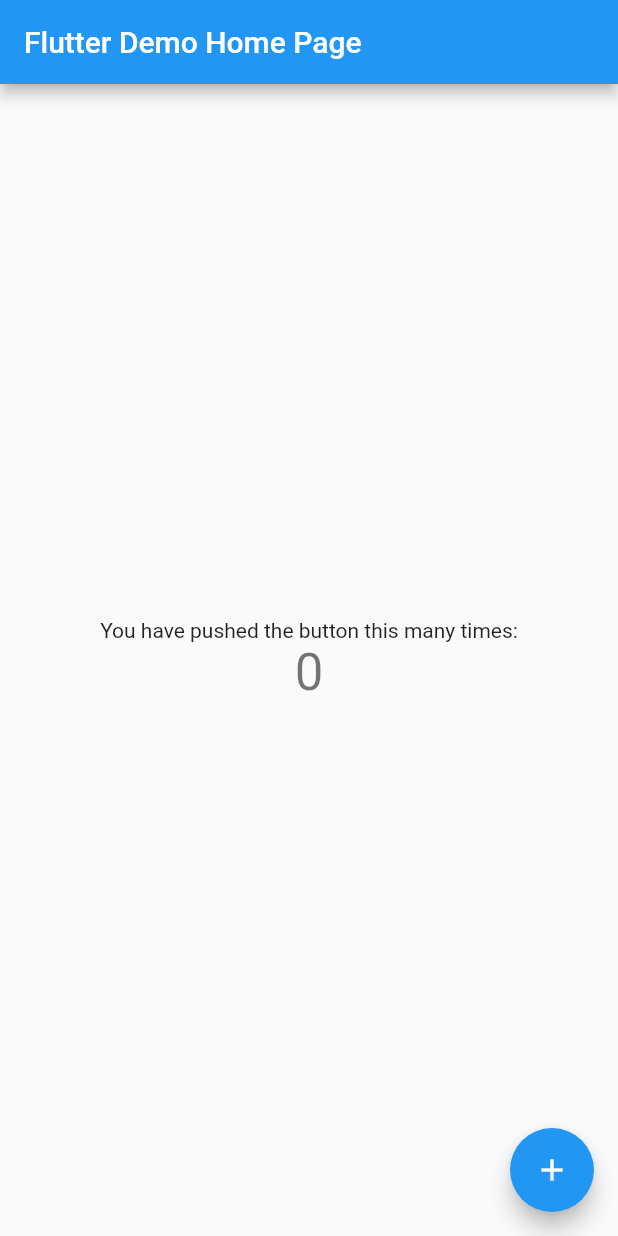
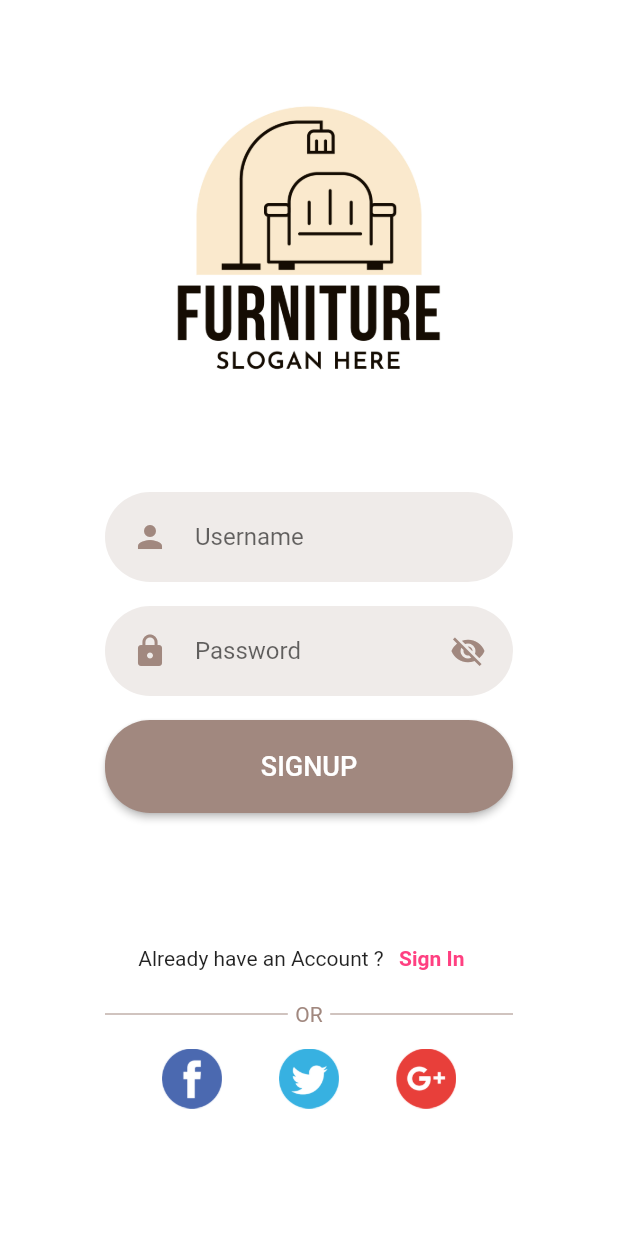
Before and after one commit to dimasidn/toko-furniture-online, a Flutter app: the screen it shows after launch, on a phone screen of 412 x 824 dp. Run offline on Flutter 3.47's test engine with Material 2 defaults, Android fonts, the phone set to English and light mode, and no system bars.

Commit message:
create signup_screen.dart

```diff
--- a/lib/main.dart
+++ b/lib/main.dart
@@ -1,4 +1,5 @@
 import 'package:flutter/material.dart';
+import 'package:toko_furniture_online/screen/signup_screen.dart';
 
 void main() {
   runApp(const MyApp());
@@ -7,109 +8,15 @@
 class MyApp extends StatelessWidget {
   const MyApp({Key? key}) : super(key: key);
 
-  // This widget is the root of your application.
   @override
   Widget build(BuildContext context) {
     return MaterialApp(
+      debugShowCheckedModeBanner: false,
       title: 'Flutter Demo',
       theme: ThemeData(
-        // This is the theme of your application.
-        //
-        // Try running your application with "flutter run". You'll see the
-        // application has a blue toolbar. Then, without quitting the app, try
-        // changing the primarySwatch below to Colors.green and then invoke
-        // "hot reload" (press "r" in the console where you ran "flutter run",
-        // or simply save your changes to "hot reload" in a Flutter IDE).
-        // Notice that the counter didn't reset back to zero; the application
-        // is not restarted.
         primarySwatch: Colors.blue,
       ),
-      home: const MyHomePage(title: 'Flutter Demo Home Page'),
+      home: SignupScreen(),
     );
   }
 }
-
-class MyHomePage extends StatefulWidget {
-  const MyHomePage({Key? key, required this.title}) : super(key: key);
-
-  // This widget is the home page of your application. It is stateful, meaning
-  // that it has a State object (defined below) that contains fields that affect
-  // how it looks.
-
-  // This class is the configuration for the state. It holds the values (in this
-  // case the title) provided by the parent (in this case the App widget) and
-  // used by the build method of the State. Fields in a Widget subclass are
-  // always marked "final".
-
-  final String title;
-
-  @override
-  State<MyHomePage> createState() => _MyHomePageState();
-}
-
-class _MyHomePageState extends State<MyHomePage> {
-  int _counter = 0;
-
-  void _incrementCounter() {
-    setState(() {
-      // This call to setState tells the Flutter framework that something has
-      // changed in this State, which causes it to rerun the build method below
-      // so that the display can reflect the updated values. If we changed
-      // _counter without calling setState(), then the build method would not be
-      // called again, and so nothing would appear to happen.
-      _counter++;
-    });
-  }
-
-  @override
-  Widget build(BuildContext context) {
-    // This method is rerun every time setState is called, for instance as done
-    // by the _incrementCounter method above.
-    //
-    // The Flutter framework has been optimized to make rerunning build methods
-    // fast, so that you can just rebuild anything that needs updating rather
-    // than having to individually change instances of widgets.
-    return Scaffold(
-      appBar: AppBar(
-        // Here we take the value from the MyHomePage object that was created by
-        // the App.build method, and use it to set our appbar title.
-        title: Text(widget.title),
-      ),
-      body: Center(
-        // Center is a layout widget. It takes a single child and positions it
-        // in the middle of the parent.
-        child: Column(
-          // Column is also a layout widget. It takes a list of children and
-          // arranges them vertically. By default, it sizes itself to fit its
-          // children horizontally, and tries to be as tall as its parent.
-          //
-          // Invoke "debug painting" (press "p" in the console, choose the
-          // "Toggle Debug Paint" action from the Flutter Inspector in Android
-          // Studio, or the "Toggle Debug Paint" command in Visual Studio Code)
-          // to see the wireframe for each widget.
-          //
-          // Column has various properties to control how it sizes itself and
-          // how it positions its children. Here we use mainAxisAlignment to
-          // center the children vertically; the main axis here is the vertical
-          // axis because Columns are vertical (the cross axis would be
-          // horizontal).
-          mainAxisAlignment: MainAxisAlignment.center,
-          children: <Widget>[
-            const Text(
-              'You have pushed the button this many times:',
-            ),
-            Text(
-              '$_counter',
-              style: Theme.of(context).textTheme.headline4,
-            ),
-          ],
-        ),
-      ),
-      floatingActionButton: FloatingActionButton(
-        onPressed: _incrementCounter,
-        tooltip: 'Increment',
-        child: const Icon(Icons.add),
-      ), // This trailing comma makes auto-formatting nicer for build methods.
-    );
-  }
-}
--- /dev/null
+++ b/lib/screen/signup_screen.dart
@@ -0,0 +1,154 @@
+import 'package:flutter/material.dart';
+
+class SignupScreen extends StatefulWidget {
+  const SignupScreen({Key? key}) : super(key: key);
+
+  @override
+  State<SignupScreen> createState() => _SignupScreenState();
+}
+
+class _SignupScreenState extends State<SignupScreen> {
+  bool hidePassword = true;
+  @override
+  Widget build(BuildContext context) {
+    return Scaffold(
+      backgroundColor: Colors.white,
+      //resizeToAvoidBottomInset: false,
+      body: SingleChildScrollView(
+        child: Column(
+          mainAxisAlignment: MainAxisAlignment.start,
+          crossAxisAlignment: CrossAxisAlignment.center,
+          children: <Widget>[
+            SizedBox(
+              height: MediaQuery.of(context).viewPadding.top,
+            ),
+            Padding(
+              padding: const EdgeInsets.symmetric(horizontal: 40, vertical: 10),
+              child: Image.asset(
+                'assets/vector_1.jpg',
+                height: 300,
+                width: 300,
+              ),
+            ),
+            Padding(
+                padding:
+                    const EdgeInsets.symmetric(vertical: 8, horizontal: 70),
+                child: TextFormField(
+                  style: TextStyle(color: Colors.pinkAccent),
+                  decoration: InputDecoration(
+                      prefixIcon: Padding(
+                        padding: EdgeInsets.all(18),
+                        child: Icon(Icons.person, color: Colors.brown[300]),
+                      ),
+                      filled: true,
+                      fillColor: Colors.brown[50],
+                      hintText: 'Username',
+                      border: OutlineInputBorder(
+                          borderSide: BorderSide.none,
+                          borderRadius: BorderRadius.circular(50))),
+                )),
+            Padding(
+                padding:
+                    const EdgeInsets.symmetric(horizontal: 70, vertical: 8),
+                child: Column(
+                  children: [
+                    TextFormField(
+                      obscureText: hidePassword,
+                      decoration: InputDecoration(
+                          prefixIcon: Padding(
+                            padding: EdgeInsets.symmetric(
+                                horizontal: 18, vertical: 15),
+                            child: Icon(Icons.lock, color: Colors.brown[300]),
+                          ),
+                          suffixIcon: IconButton(
+                            icon: hidePassword
+                                ? Icon(Icons.visibility_off,
+                                    color: Colors.brown[300])
+                                : Icon(Icons.visibility,
+                                    color: Colors.pinkAccent),
+                            onPressed: () =>
+                                setState(() => hidePassword = !hidePassword),
+                            padding: const EdgeInsets.all(18),
+                          ),
+                          filled: true,
+                          fillColor: Colors.brown[50],
+                          hintText: 'Password',
+                          border: OutlineInputBorder(
+                              borderSide: BorderSide.none,
+                              borderRadius: BorderRadius.circular(30))),
+                    ),
+                  ],
+                )),
+            Padding(
+              padding: const EdgeInsets.symmetric(vertical: 8, horizontal: 70),
+              child: ElevatedButton(
+                  style: ElevatedButton.styleFrom(
+                      primary: Colors.brown[300],
+                      minimumSize: const Size.fromHeight(62),
+                      shape: RoundedRectangleBorder(
+                          borderRadius: BorderRadius.circular(30))),
+                  onPressed: () {},
+                  child: const Text(
+                    'SIGNUP',
+                    style: TextStyle(fontSize: 18),
+                  )),
+            ),
+            SizedBox(height: 50),
+            Padding(
+              padding: const EdgeInsets.symmetric(vertical: 15, horizontal: 70),
+              child: Column(
+                children: [
+                  Row(
+                    mainAxisAlignment: MainAxisAlignment.center,
+                    children: [
+                      const Text("Already have an Account ?"),
+                      TextButton(
+                          onPressed: () {},
+                          child: const Text(
+                            'Sign In',
+                            style: TextStyle(
+                                fontWeight: FontWeight.bold,
+                                color: Colors.pinkAccent),
+                          ))
+                    ],
+                  ),
+                  SizedBox(height: 5),
+                  Row(
+                    mainAxisAlignment: MainAxisAlignment.center,
+                    children: [
+                      Expanded(
+                          child:
+                              Divider(color: Colors.brown[300], endIndent: 5)),
+                      Text('OR', style: TextStyle(color: Colors.brown[300])),
+                      Expanded(
+                          child: Divider(color: Colors.brown[300], indent: 5))
+                    ],
+                  ),
+                  Row(
+                    mainAxisAlignment: MainAxisAlignment.center,
+                    children: [
+                      IconButton(
+                          onPressed: () {},
+                          icon: Image.asset('assets/imageicon_fb.png'),
+                          iconSize: 40),
+                      IconButton(
+                          onPressed: () {},
+                          icon: Image.asset('assets/imageicon_tw.png'),
+                          iconSize: 40,
+                          padding: const EdgeInsets.symmetric(
+                              vertical: 15, horizontal: 30)),
+                      IconButton(
+                          onPressed: () {},
+                          icon: Image.asset('assets/imageicon_gp.png'),
+                          iconSize: 40)
+                    ],
+                  )
+                ],
+              ),
+            )
+          ],
+        ),
+      ),
+    );
+  }
+}
--- a/pubspec.yaml
+++ b/pubspec.yaml
@@ -57,6 +57,9 @@
   # the material Icons class.
   uses-material-design: true
 
+  assets:
+    - assets/
+
   # To add assets to your application, add an assets section, like this:
   # assets:
   #   - images/a_dot_burr.jpeg
```
Also changed, not shown: assets/imageicon_fb.png (added), assets/imageicon_gp.png (added), assets/imageicon_tw.png (added), assets/vector_1.jpg (added).
